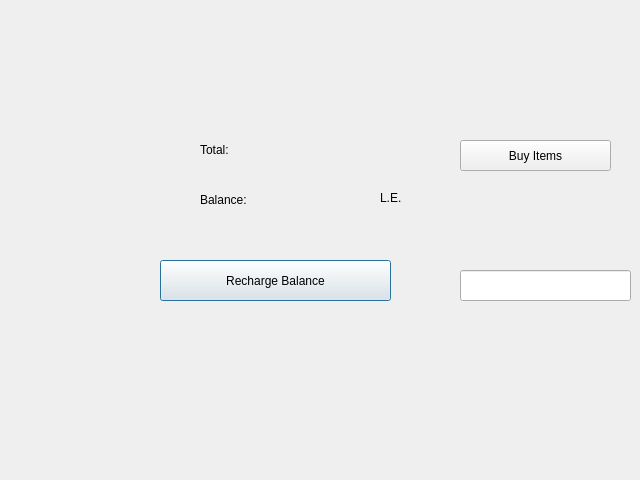
First picture: the form in QT_Assignment/cart.ui, repository Yasmina-Reda/QT_Assignment, before the edit.
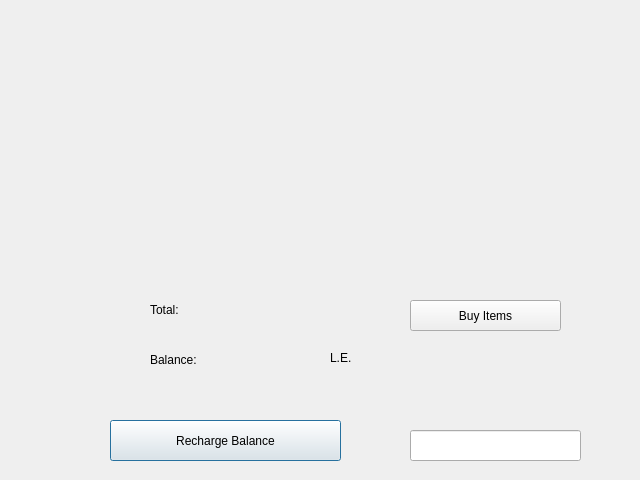
Second picture: the form after the edit.

```diff
--- a/QT_Assignment/cart.ui
+++ b/QT_Assignment/cart.ui
@@ -16,8 +16,8 @@
   <widget class="QPushButton" name="pushButton_Recharge">
    <property name="geometry">
     <rect>
-     <x>160</x>
-     <y>260</y>
+     <x>110</x>
+     <y>420</y>
      <width>231</width>
      <height>41</height>
     </rect>
@@ -29,8 +29,8 @@
   <widget class="QLineEdit" name="lineEdit_Recharge">
    <property name="geometry">
     <rect>
-     <x>460</x>
-     <y>270</y>
+     <x>410</x>
+     <y>430</y>
      <width>171</width>
      <height>31</height>
     </rect>
@@ -39,8 +39,8 @@
   <widget class="QLabel" name="label_balanceVal_cart">
    <property name="geometry">
     <rect>
-     <x>300</x>
-     <y>190</y>
+     <x>250</x>
+     <y>350</y>
      <width>61</width>
      <height>16</height>
     </rect>
@@ -52,8 +52,8 @@
   <widget class="QLabel" name="label_balance_cart">
    <property name="geometry">
     <rect>
-     <x>200</x>
-     <y>190</y>
+     <x>150</x>
+     <y>350</y>
      <width>111</width>
      <height>20</height>
     </rect>
@@ -65,8 +65,8 @@
   <widget class="QLabel" name="label_Currency_cart">
    <property name="geometry">
     <rect>
-     <x>380</x>
-     <y>190</y>
+     <x>330</x>
+     <y>350</y>
      <width>41</width>
      <height>16</height>
     </rect>
@@ -78,8 +78,8 @@
   <widget class="QLabel" name="label_balance_cart_2">
    <property name="geometry">
     <rect>
-     <x>200</x>
-     <y>140</y>
+     <x>150</x>
+     <y>300</y>
      <width>111</width>
      <height>20</height>
     </rect>
@@ -91,8 +91,8 @@
   <widget class="QPushButton" name="pushButton">
    <property name="geometry">
     <rect>
-     <x>460</x>
-     <y>140</y>
+     <x>410</x>
+     <y>300</y>
      <width>151</width>
      <height>31</height>
     </rect>
@@ -104,10 +104,10 @@
   <widget class="QLabel" name="viewitems">
    <property name="geometry">
     <rect>
-     <x>210</x>
-     <y>20</y>
-     <width>231</width>
-     <height>101</height>
+     <x>180</x>
+     <y>70</y>
+     <width>351</width>
+     <height>201</height>
     </rect>
    </property>
    <property name="text">
@@ -117,8 +117,8 @@
   <widget class="QLabel" name="totalprice">
    <property name="geometry">
     <rect>
-     <x>320</x>
-     <y>140</y>
+     <x>270</x>
+     <y>300</y>
      <width>111</width>
      <height>16</height>
     </rect>
@@ -130,8 +130,8 @@
   <widget class="QLabel" name="errormessage">
    <property name="geometry">
     <rect>
-     <x>200</x>
-     <y>230</y>
+     <x>150</x>
+     <y>390</y>
      <width>421</width>
      <height>20</height>
     </rect>
```
